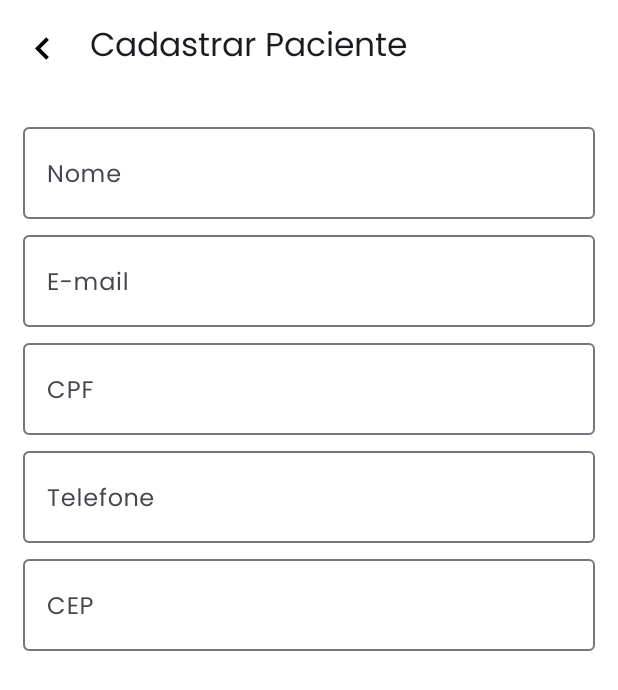
After one commit to GuilhermeVFSousa/voll-med-android, an Android app: the fragment PatientCreateFragment placed in its activity, on a phone screen of 412 x 824 dp. The commit adds this screen. Shown: the top 690 px of the screen. Run offline under Robolectric (Android 15) with nearby library versions, the phone set to English and light mode, and no system bars; our stand-ins replace Dagger/Hilt's generated code, data binding; 3 statements that could not run were skipped.

Commit message:
insert patient create fragment and view model

```diff
--- a/app/src/main/java/com/gvfs/vollmed/features/patient/PatientsFragment.kt
+++ b/app/src/main/java/com/gvfs/vollmed/features/patient/PatientsFragment.kt
@@ -1,16 +1,15 @@
 package com.gvfs.vollmed.features.patient
 
-import androidx.lifecycle.ViewModelProvider
 import android.os.Bundle
-import androidx.fragment.app.Fragment
 import android.view.LayoutInflater
 import android.view.View
 import android.view.ViewGroup
+import androidx.fragment.app.Fragment
 import androidx.fragment.app.viewModels
 import androidx.navigation.fragment.findNavController
-import com.gvfs.vollmed.R
 import com.gvfs.vollmed.databinding.FragmentPatientsBinding
 import dagger.hilt.android.AndroidEntryPoint
+
 
 @AndroidEntryPoint
 class PatientsFragment : Fragment() {
@@ -42,6 +41,10 @@ class PatientsFragment : Fragment() {
             findNavController().popBackStack()
         }
 
+        bind?.fltBtn?.setOnClickListener {
+            findNavController().navigate(PatientsFragmentDirections.actionPatientsFragmentToPatientCreateFragment(1))
+        }
+
         viewModel.getPatients()
 
         viewModel.patients.observe(viewLifecycleOwner) { patients ->
@@ -49,6 +52,7 @@ class PatientsFragment : Fragment() {
             bind?.progressIndicator?.visibility = View.GONE
             bind?.rvPatients?.adapter = adapter
         }
+
     }
 
 }
--- /dev/null
+++ b/app/src/main/java/com/gvfs/vollmed/features/patientcreate/PatientCreateFragment.kt
@@ -0,0 +1,45 @@
+package com.gvfs.vollmed.features.patientcreate
+
+import android.os.Bundle
+import android.text.Editable
+import android.text.TextWatcher
+import androidx.fragment.app.Fragment
+import android.view.LayoutInflater
+import android.view.View
+import android.view.ViewGroup
+import androidx.fragment.app.viewModels
+import com.gvfs.vollmed.R
+import com.gvfs.vollmed.databinding.FragmentPatientCreateBinding
+import com.gvfs.vollmed.extension.addCepMask
+import com.gvfs.vollmed.extension.addCpfMask
+import com.gvfs.vollmed.extension.addPhoneMask
+
+class PatientCreateFragment : Fragment() {
+
+    companion object {
+        fun newInstance() = PatientCreateFragment()
+    }
+
+    private val viewModel: PatientCreateViewModel by viewModels()
+    private var bind: FragmentPatientCreateBinding? = null
+
+    override fun onCreateView(
+        inflater: LayoutInflater, container: ViewGroup?,
+        savedInstanceState: Bundle?
+    ): View? {
+        bind = FragmentPatientCreateBinding.inflate(inflater, container, false).apply {
+            viewModel = this@PatientCreateFragment.viewModel
+            lifecycleOwner = this@PatientCreateFragment.viewLifecycleOwner
+        }
+        return bind?.root
+    }
+
+    override fun onViewCreated(view: View, savedInstanceState: Bundle?) {
+        super.onViewCreated(view, savedInstanceState)
+
+        bind?.txtPatientCpf?.addCpfMask()
+        bind?.txtPatientPhone?.addPhoneMask()
+        bind?.txtPatientPostCode?.addCepMask()
+    }
+
+}
--- /dev/null
+++ b/app/src/main/java/com/gvfs/vollmed/features/patientcreate/PatientCreateViewModel.kt
@@ -0,0 +1,7 @@
+package com.gvfs.vollmed.features.patientcreate
+
+import androidx.lifecycle.ViewModel
+
+class PatientCreateViewModel : ViewModel() {
+    // TODO: Implement the ViewModel
+}
--- /dev/null
+++ b/app/src/main/res/layout/fragment_patient_create.xml
@@ -0,0 +1,119 @@
+<?xml version="1.0" encoding="utf-8"?>
+<layout xmlns:android="http://schemas.android.com/apk/res/android"
+    xmlns:tools="http://schemas.android.com/tools"
+    xmlns:app="http://schemas.android.com/apk/res-auto"
+    tools:context=".features.patientcreate.PatientCreateFragment">
+    <data>
+        <variable
+            name="viewModel"
+            type="com.gvfs.vollmed.features.patientcreate.PatientCreateViewModel" />
+    </data>
+
+    <androidx.constraintlayout.widget.ConstraintLayout
+        android:layout_width="match_parent"
+        android:layout_height="match_parent"
+        android:background="@color/white2">
+        <com.google.android.material.appbar.AppBarLayout
+            android:id="@+id/appBar"
+            android:layout_width="match_parent"
+            android:layout_height="wrap_content"
+            tools:ignore="MissingConstraints">
+
+            <androidx.appcompat.widget.Toolbar
+                android:id="@+id/topAppBar"
+                android:layout_width="match_parent"
+                android:layout_height="?attr/actionBarSize"
+                app:title="Cadastrar Paciente"
+                app:navigationIcon="@drawable/ic_arrow_back"
+                app:contentInsetStartWithNavigation="0dp"
+                app:layout_scrollFlags="scroll|enterAlways">
+
+            </androidx.appcompat.widget.Toolbar>
+        </com.google.android.material.appbar.AppBarLayout>
+
+        <LinearLayout
+            android:layout_width="0dp"
+            android:layout_height="0dp"
+            android:orientation="vertical"
+            android:padding="15dp"
+            app:layout_constraintTop_toBottomOf="@+id/appBar"
+            app:layout_constraintEnd_toEndOf="parent"
+            app:layout_constraintStart_toStartOf="parent"
+            app:layout_constraintBottom_toBottomOf="parent">
+            <com.google.android.material.textfield.TextInputLayout
+                android:layout_width="match_parent"
+                android:layout_height="wrap_content"
+                android:layout_marginBottom="5dp"
+                android:hint="Nome">
+
+                <com.google.android.material.textfield.TextInputEditText
+                    android:id="@+id/txt_patient_name"
+                    android:layout_width="match_parent"
+                    android:layout_height="wrap_content"
+                    android:inputType="text"
+                    android:maxLength="100"
+                    />
+            </com.google.android.material.textfield.TextInputLayout>
+
+            <com.google.android.material.textfield.TextInputLayout
+                android:layout_width="match_parent"
+                android:layout_height="wrap_content"
+                android:layout_marginBottom="5dp"
+                android:hint="E-mail">
+
+                <com.google.android.material.textfield.TextInputEditText
+                    android:id="@+id/txt_patient_email"
+                    android:layout_width="match_parent"
+                    android:layout_height="wrap_content"
+                    android:inputType="textEmailAddress"
+                    android:maxLength="100"
+                    />
+            </com.google.android.material.textfield.TextInputLayout>
+
+            <com.google.android.material.textfield.TextInputLayout
+                android:layout_width="match_parent"
+                android:layout_height="wrap_content"
+                android:layout_marginBottom="5dp"
+                android:hint="CPF">
+
+                <com.google.android.material.textfield.TextInputEditText
+                    android:id="@+id/txt_patient_cpf"
+                    android:layout_width="match_parent"
+                    android:layout_height="wrap_content"
+                    android:inputType="number"
+                    />
+            </com.google.android.material.textfield.TextInputLayout>
+
+            <com.google.android.material.textfield.TextInputLayout
+                android:layout_width="match_parent"
+                android:layout_height="wrap_content"
+                android:layout_marginBottom="5dp"
+                android:hint="Telefone">
+
+                <com.google.android.material.textfield.TextInputEditText
+                    android:id="@+id/txt_patient_phone"
+                    android:layout_width="match_parent"
+                    android:layout_height="wrap_content"
+                    android:inputType="number"
+                    />
+            </com.google.android.material.textfield.TextInputLayout>
+
+
+            <com.google.android.material.textfield.TextInputLayout
+                android:layout_width="match_parent"
+                android:layout_height="wrap_content"
+                android:layout_marginBottom="5dp"
+                android:hint="CEP">
+
+                <com.google.android.material.textfield.TextInputEditText
+                    android:id="@+id/txt_patient_post_code"
+                    android:layout_width="match_parent"
+                    android:layout_height="wrap_content"
+                    android:inputType="number"
+                    />
+            </com.google.android.material.textfield.TextInputLayout>
+        </LinearLayout>
+    </androidx.constraintlayout.widget.ConstraintLayout>
+
+
+</layout>
--- a/app/src/main/res/navigation/nav_graph.xml
+++ b/app/src/main/res/navigation/nav_graph.xml
@@ -38,10 +38,23 @@
         android:id="@+id/patientsFragment"
         android:name="com.gvfs.vollmed.features.patient.PatientsFragment"
         android:label="fragment_patients"
-        tools:layout="@layout/fragment_patients" />
+        tools:layout="@layout/fragment_patients" >
+        <action
+            android:id="@+id/action_patientsFragment_to_patientCreateFragment"
+            app:destination="@id/patientCreateFragment" />
+    </fragment>
     <fragment
         android:id="@+id/appointmentFragment"
         android:name="com.gvfs.vollmed.features.appointment.AppointmentFragment"
         android:label="fragment_appointment"
         tools:layout="@layout/fragment_appointment" />
+    <fragment
+        android:id="@+id/patientCreateFragment"
+        android:name="com.gvfs.vollmed.features.patientcreate.PatientCreateFragment"
+        android:label="fragment_patient_create"
+        tools:layout="@layout/fragment_patient_create" >
+        <argument
+            android:name="id"
+            app:argType="long" />
+    </fragment>
 </navigation>
```
